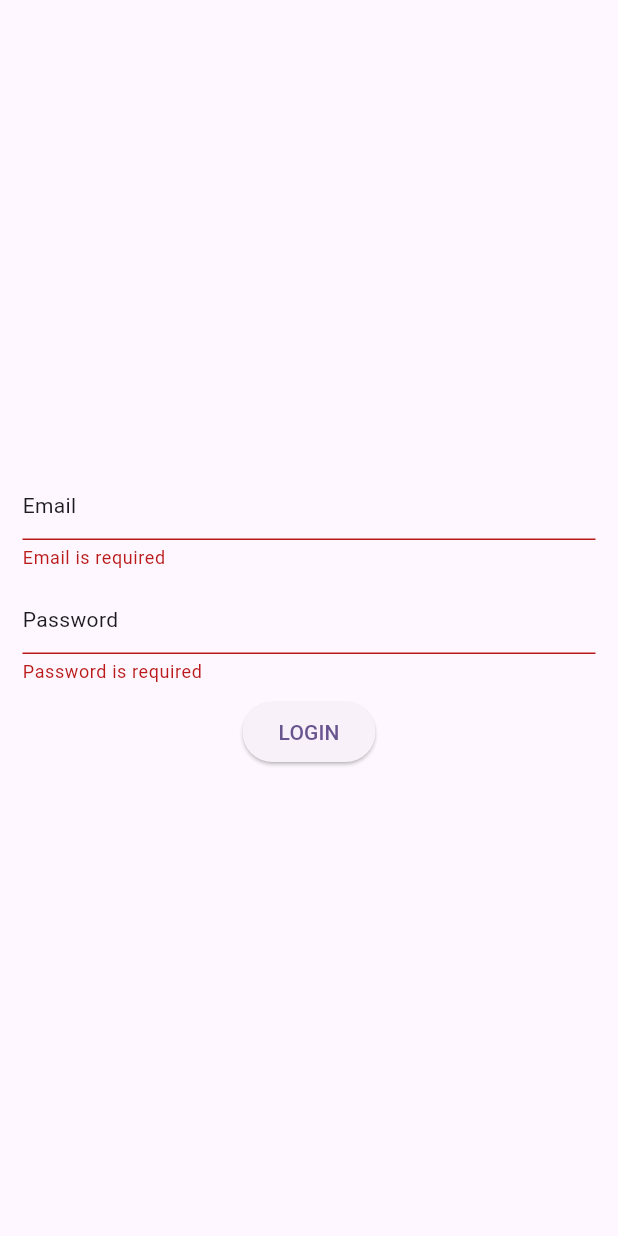
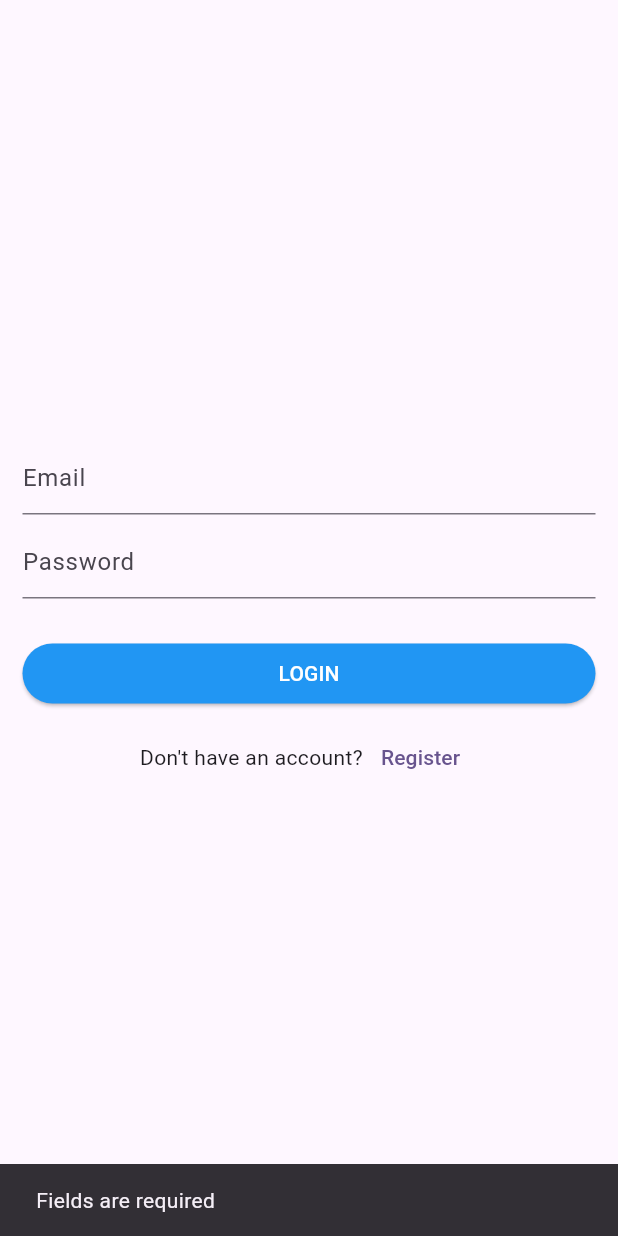
Before and after one commit to basirkhan1995/firebase, a Flutter app: the screen it shows after launch, after a tap on "LOGIN", on a phone screen of 412 x 824 dp. Run offline on Flutter 3.47's test engine with Material 3 defaults, Android fonts, the phone set to English and light mode, and no system bars; our stand-ins replace firebase_auth, firebase_core; accounts and stored records are empty.

Commit message:
Firebase Login & Sign up commit

```diff
--- a/lib/FirebaseServices/exceptions.dart
+++ /dev/null
@@ -1,6 +0,0 @@
-
- class AuthResult{
-   final bool? isSuccess;
-   final String? error;
-   const AuthResult({this.isSuccess,this.error});
- }
--- a/lib/FirebaseServices/services.dart
+++ /dev/null
@@ -1,22 +0,0 @@
-
-  import 'package:firebase_app/FirebaseServices/exceptions.dart';
-import 'package:firebase_auth/firebase_auth.dart';
-
-class FirebaseServices{
-   final FirebaseAuth _auth = FirebaseAuth.instance;
-
-   Future<AuthResult> signIn({required email, required password})async{
-     try{
-      await _auth.signInWithEmailAndPassword(email: email, password: password);
-       return AuthResult(isSuccess: true);
-     }catch(e){
-       return AuthResult(error: e.toString());
-     }
-   }
-
-   //Logout
-   Future<void> signOut()async{
-     await _auth.signOut();
-   }
-
-  }
--- /dev/null
+++ b/lib/View/login.dart
@@ -0,0 +1,86 @@
+
+ import 'package:firebase_app/FirebaseServices/repository.dart';
+import 'package:firebase_app/View/home.dart';
+import 'package:firebase_app/View/signup.dart';
+import 'package:flutter/material.dart';
+
+class Login extends StatefulWidget {
+  const Login({super.key});
+
+  @override
+  State<Login> createState() => _LoginState();
+}
+
+class _LoginState extends State<Login> {
+
+  final repo = Repository();
+  final TextEditingController email = TextEditingController();
+  final TextEditingController password = TextEditingController();
+
+  @override
+  Widget build(BuildContext context) {
+    return Scaffold(
+      body: Center(
+        child: SingleChildScrollView(
+          child: Padding(
+            padding: const EdgeInsets.all(15.0),
+            child: Column(
+              mainAxisAlignment: MainAxisAlignment.center,
+              spacing: 8,
+              children: [
+                TextField(
+                  controller: email,
+                  decoration: InputDecoration(
+                    hintText: "Email",
+                  ),
+                ),
+
+                TextField(
+                  controller: password,
+                  decoration: InputDecoration(
+                    hintText: "Password",
+                  ),
+                ),
+
+                SizedBox(height: 10),
+                SizedBox(
+                  width: double.infinity,
+                  child: ElevatedButton(
+                    style: ButtonStyle(
+                      backgroundColor: WidgetStatePropertyAll(Colors.blue),
+                      foregroundColor: WidgetStatePropertyAll(Colors.white)
+                    ),
+                      onPressed: ()async{
+                      if(email.text.isNotEmpty || password.text.isNotEmpty){
+                        final res = await repo.signIn(email: email.text, password: password.text);
+                        if(res.success){
+                          Navigator.pushReplacement(context, MaterialPageRoute(builder: (context)=>Home()));
+                        }else{
+                          ScaffoldMessenger.of(context).showSnackBar(SnackBar(content: Text(res.message??"")));
+                        }
+                       }else{
+                        ScaffoldMessenger.of(context).showSnackBar(SnackBar(content: Text("Fields are required")));
+                      }
+                      },
+                      child: Text("LOGIN")),
+                ),
+
+                Row(
+                  mainAxisAlignment: MainAxisAlignment.center,
+                  children: [
+                    Text("Don't have an account?"),
+                    TextButton(
+                        onPressed: (){
+                          Navigator.push(context, MaterialPageRoute(builder: (context)=> Signup()));
+                        },
+                        child: Text("Register"))
+                  ],
+                ),
+              ],
+            ),
+          ),
+        ),
+      ),
+    );
+  }
+}
--- a/lib/Views/login.dart
+++ /dev/null
@@ -1,80 +0,0 @@
-import 'package:firebase_app/FirebaseServices/services.dart';
-import 'package:firebase_app/Views/home.dart';
-import 'package:flutter/material.dart';
-
-class LoginView extends StatefulWidget {
-  const LoginView({super.key});
-
-  @override
-  State<LoginView> createState() => _LoginViewState();
-}
-
-class _LoginViewState extends State<LoginView> {
-  final formKey = GlobalKey<FormState>();
-
-  final TextEditingController email = TextEditingController();
-  final TextEditingController password = TextEditingController();
-  final _auth = FirebaseServices();
-  @override
-  Widget build(BuildContext context) {
-    return Scaffold(
-      body: Form(
-        key: formKey,
-        child: Center(
-          child: SingleChildScrollView(
-            child: Padding(
-              padding: const EdgeInsets.all(15.0),
-              child: Column(
-                spacing: 8,
-                children: [
-                  TextFormField(
-                    controller: email,
-                    validator: (value) {
-                      if (value!.isEmpty) {
-                        return "Email is required";
-                      }
-                      return null;
-                    },
-                    decoration: InputDecoration(hint: Text("Email")),
-                  ),
-
-                  TextFormField(
-                    controller: password,
-                    obscureText: true,
-                    validator: (value) {
-                      if (value!.isEmpty) {
-                        return "Password is required";
-                      }
-                      return null;
-                    },
-                    decoration: InputDecoration(hint: Text("Password")),
-                  ),
-
-                  ElevatedButton(
-                    onPressed: () async {
-                      if (formKey.currentState!.validate()) {
-                        final result = await _auth.signIn(
-                          email: email.text,
-                          password: password.text,
-                        );
-                        if (result.isSuccess == true) {
-                          Navigator.push(context, MaterialPageRoute(builder: (context)=> Home()));
-                        }
-                        if (result.error != null) {
-                          ScaffoldMessenger.of(context).showSnackBar(
-                            SnackBar(content: Text(result.error ?? "")),
-                          );
-                        }
-                      }
-                    },
-                    child: Text("LOGIN"),
-                  ),
-                ],
-              ),
-            ),
-          ),
-        ),
-      ),
-    );
-  }
-}
--- a/lib/main.dart
+++ b/lib/main.dart
@@ -1,4 +1,4 @@
-import 'package:firebase_app/Views/login.dart';
+import 'package:firebase_app/View/login.dart';
 import 'package:firebase_core/firebase_core.dart';
 import 'package:flutter/material.dart';
 
@@ -11,14 +11,16 @@ void main() async{
 class MyApp extends StatelessWidget {
   const MyApp({super.key});
 
+  // This widget is the root of your application.
   @override
   Widget build(BuildContext context) {
     return MaterialApp(
       title: 'Flutter Demo',
       theme: ThemeData(
+
         colorScheme: ColorScheme.fromSeed(seedColor: Colors.deepPurple),
       ),
-      home: LoginView(),
+      home: Login(),
     );
   }
 }
--- a/pubspec.yaml
+++ b/pubspec.yaml
@@ -35,7 +35,7 @@ dependencies:
   # Use with the CupertinoIcons class for iOS style icons.
   cupertino_icons: ^1.0.8
   firebase_core: ^3.14.0
-  firebase_auth: ^5.6.0
+  firebase_auth: ^5.6.2
 
 dev_dependencies:
   flutter_test:
@@ -46,7 +46,7 @@ dev_dependencies:
   # activated in the `analysis_options.yaml` file located at the root of your
   # package. See that file for information about deactivating specific lint
   # rules and activating additional ones.
-  flutter_lints: ^5.0.0
+  flutter_lints: ^6.0.0
 
 # For information on the generic Dart part of this file, see the
 # following page: https://dart.dev/tools/pub/pubspec
```
Also changed, not shown: lib/FirebaseServices/helper.dart (added, +15 -0 lines), lib/FirebaseServices/repository.dart (added, +55 -0 lines), lib/View/home.dart (added, +37 -0 lines), lib/View/signup.dart (added, +95 -0 lines), lib/Views/home.dart (deleted, +0 -32 lines), pubspec.lock.
